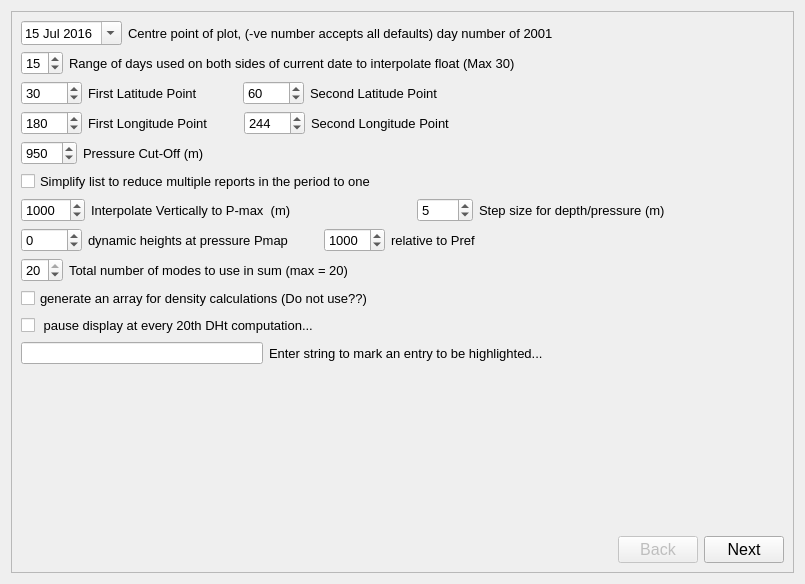
Qt form ui_Files/circulationapp.ui (CallumColvine/ARGO-Float-Software) before a commit.
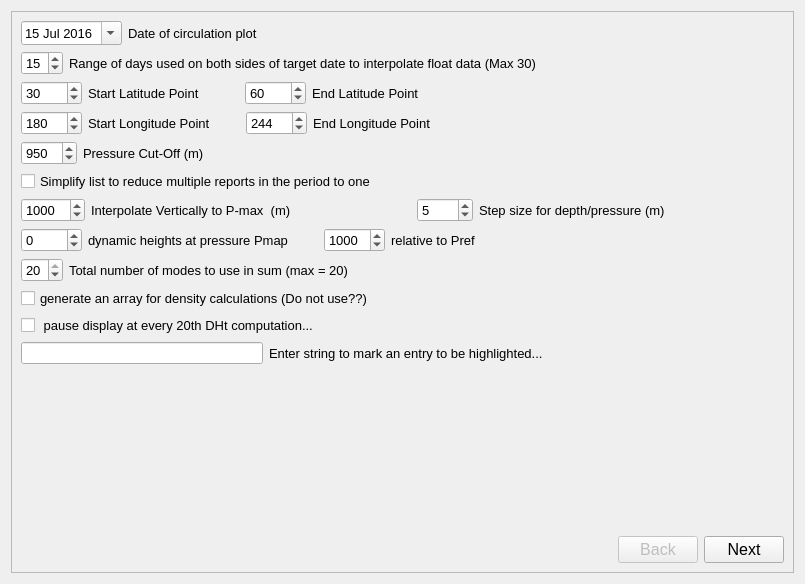
The same form after that commit.

Commit message: A start at changing the input labels on Circulation app. I still don't really understand some of these. -- Tetjana

Diff of the .ui file:
```diff
--- a/ui_Files/circulationapp.ui
+++ b/ui_Files/circulationapp.ui
@@ -53,7 +53,7 @@
             </font>
            </property>
            <property name="text">
-            <string>Centre point of plot, (-ve number accepts all defaults) day number of 2001</string>
+            <string>Date of circulation plot</string>
            </property>
           </widget>
          </item>
@@ -100,7 +100,7 @@
             </font>
            </property>
            <property name="text">
-            <string>Range of days used on both sides of current date to interpolate float (Max 30)</string>
+            <string>Range of days used on both sides of target date to interpolate float data (Max 30)</string>
            </property>
           </widget>
          </item>
@@ -147,7 +147,7 @@
             </font>
            </property>
            <property name="text">
-            <string>First Latitude Point</string>
+            <string>Start Latitude Point</string>
            </property>
           </widget>
          </item>
@@ -193,7 +193,7 @@
             </font>
            </property>
            <property name="text">
-            <string>Second Latitude Point</string>
+            <string>End Latitude Point</string>
            </property>
           </widget>
          </item>
@@ -240,7 +240,7 @@
             </font>
            </property>
            <property name="text">
-            <string>First Longitude Point</string>
+            <string>Start Longitude Point</string>
            </property>
           </widget>
          </item>
@@ -286,7 +286,7 @@
             </font>
            </property>
            <property name="text">
-            <string>Second Longitude Point</string>
+            <string>End Longitude Point</string>
            </property>
           </widget>
          </item>
```
